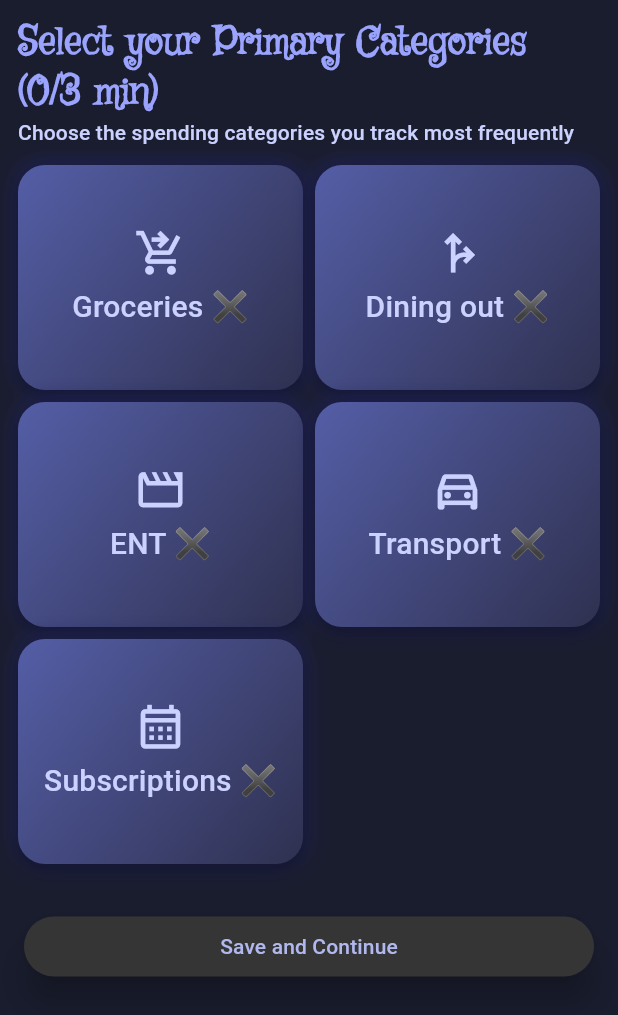
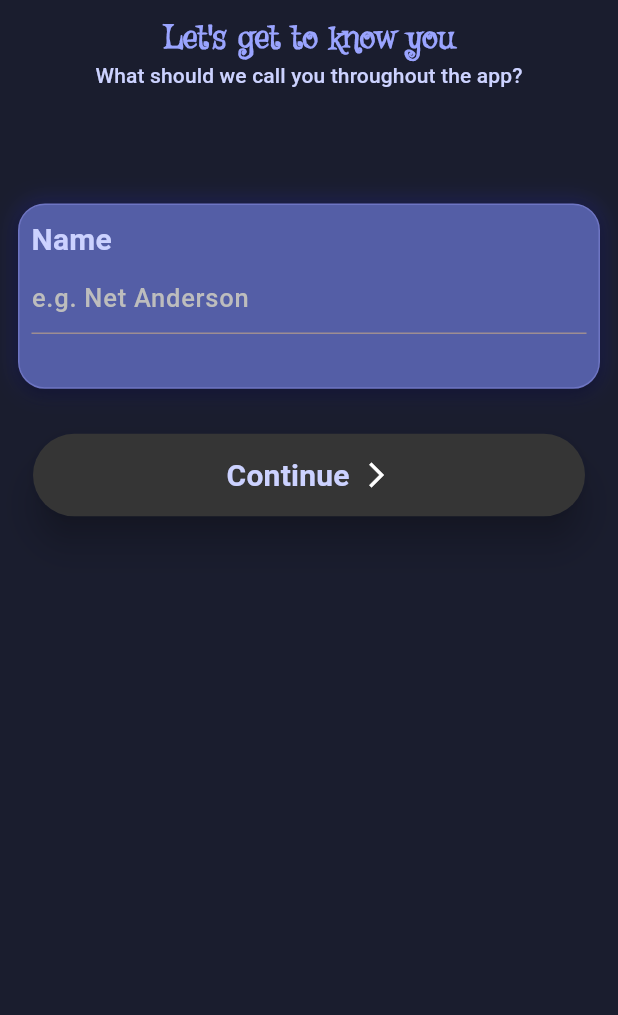
Before and after one commit to neal-core/vellio, a Flutter app: the screen it shows after launch, on a phone screen of 412 x 824 dp. Shown: the top 1015 px of the screen. Run offline on Flutter 3.47's test engine with Material 3 defaults, Android fonts, the phone set to English and light mode, and no system bars; our stand-ins replace flutter_secure_storage; missing offline and left inert: encrypt; Roboto replaces fonts that are missing (EduVic).

Commit message:
feat(ETVL-1726): added name input screen
replaced the initial onboarding page with a new page where users input their name

```diff
--- a/lib/main.dart
+++ b/lib/main.dart
@@ -1,14 +1,21 @@
 import "package:flutter/material.dart";
+import "package:vellio/screens/dashboard_screen.dart";
+import "package:vellio/screens/name_input_screen.dart";
 import "package:vellio/screens/onboarding.dart";
-import "package:vellio/screens/track_method_screen.dart";
+import "package:vellio/services/onboarding_data_manager.dart";
 import "package:vellio/themes/themes.dart";
 
-void main() {
-  runApp(MainScreen());
+void main() async {
+  WidgetsFlutterBinding.ensureInitialized();
+  final OnboardingDataManager datamanager = OnboardingDataManager();
+  final userdata = await datamanager.readFile();
+  bool syncComplete = userdata != null ? true : false;
+  runApp(MainScreen(syncComplete: syncComplete));
 }
 
 class MainScreen extends StatelessWidget {
-  const MainScreen({super.key});
+  final bool syncComplete;
+  const MainScreen({super.key, required this.syncComplete});
   @override
   Widget build(BuildContext context) {
     return ValueListenableBuilder<ThemeMode>(
@@ -19,7 +26,7 @@ class MainScreen extends StatelessWidget {
           theme: lightTheme,
           darkTheme: darkTheme,
           themeMode: currentMode,
-          home: const Onboarding(),
+          home: const NameInput(),
           initialRoute: '/',
         );
       },
--- /dev/null
+++ b/lib/screens/name_input_screen.dart
@@ -0,0 +1,132 @@
+import 'package:flutter/material.dart';
+import 'package:flutter/services.dart';
+
+class NameInput extends StatefulWidget {
+  const NameInput({super.key});
+  @override
+  State<NameInput> createState() => _NameState();
+}
+
+class _NameState extends State<NameInput> {
+  final TextEditingController _nameController = TextEditingController();
+  late String finalName = "";
+  void NameSaver(String name) {
+    setState(() {
+      finalName = _nameController.text;
+    });
+  }
+  @override
+  Widget build(BuildContext context) {
+    return Scaffold(
+      body: SafeArea(
+        child: SizedBox(
+          width: double.infinity,
+          height: double.infinity,
+          child: Padding(
+            padding: EdgeInsets.all(12.0),
+            child: Column(
+              children: [
+                SizedBox(
+                  width: double.infinity,
+                  height: (MediaQuery.of(context).size.height * 0.15),
+                  child: Column(
+                    crossAxisAlignment: CrossAxisAlignment.center,
+                    children: [
+                      Text(
+                        "Let's get to know you",
+                        style: Theme.of(context).textTheme.titleLarge,
+                      ),
+                      Text(
+                        "What should we call you throughout the app?",
+                        style: Theme.of(context).textTheme.titleSmall,
+                      ),
+                    ],
+                  ),
+                ),
+                Container(
+                  width: double.infinity,
+                  height: MediaQuery.of(context).size.height * 0.15,
+                  alignment: AlignmentGeometry.center,
+                  decoration: BoxDecoration(
+                    color: Color(0xFF545EA6),
+                    borderRadius: BorderRadius.circular(18.0),
+                    boxShadow: [
+                      BoxShadow(
+                        color: const Color(0xE2202361),
+                        blurRadius: 12,
+                        spreadRadius: 1,
+                      ),
+                      BoxShadow(
+                        color: Color(0X59000000),
+                        blurRadius: 8,
+                        offset: const Offset(0, 4),
+                      ),
+                    ],
+                    border: Border.all(
+                      color: const Color(0xFF6E75C3),
+                      width: 1,
+                    ),
+                  ),
+                  child: Padding(
+                    padding: const EdgeInsets.all(8.0),
+                    child: Column(
+                      children: [
+                        Align(
+                          alignment: AlignmentGeometry.centerLeft,
+                          child: Text(
+                            "Name",
+                            style: Theme.of(context).textTheme.titleMedium,
+                          ),
+                        ),
+                        TextField(
+                          controller: _nameController,
+                          onChanged: NameSaver,
+                          textCapitalization: TextCapitalization.words,
+                          inputFormatters: [
+                            FilteringTextInputFormatter.allow(RegExp(r"^[a-zA-Z\s\'\-]{1,30}$"))
+                          ],
+                          style: Theme.of(context).textTheme.labelLarge,
+                          keyboardType: TextInputType.name,
+                          decoration: InputDecoration(
+                            hintText: "e.g. Net Anderson",
+                            hintStyle: Theme.of(context).textTheme.labelSmall
+                          ),
+                        ),
+                      ],
+                    ),
+                  ),
+                ),
+                SizedBox(height: 20),
+                SizedBox(
+                  width: double.infinity,
+                  height: 75,
+                  child: Padding(
+                    padding: const EdgeInsets.all(10.0),
+                    child: ElevatedButton(
+                      onPressed: finalName.isNotEmpty ? () => print("Name inputted") : null,
+                      child: Row(
+                        mainAxisAlignment: MainAxisAlignment.center,
+                        children: [
+                          Text(
+                            "Continue",
+                            style: Theme.of(context).textTheme.titleMedium,
+                          ),
+                          SizedBox(width: 8),
+                          Icon(
+                            Icons.arrow_forward_ios,
+                            color: Colors.white,
+                            size: 20,
+                          ),
+                        ],
+                      ),
+                    ),
+                  ),
+                ),
+              ],
+            ),
+          ),
+        ),
+      ),
+    );
+  }
+}
--- a/lib/screens/onboarding.dart
+++ b/lib/screens/onboarding.dart
@@ -19,7 +19,7 @@ class _OnboardingState extends State<Onboarding> {
       left: true,
       right: true,
       child: SizedBox(
-        width: double.infinity,
+        width: MediaQuery.of(context).size.width,
         height: double.infinity,
         child: Scaffold(
           body: Column(
--- a/lib/themes/themes.dart
+++ b/lib/themes/themes.dart
@@ -9,20 +9,21 @@ final ThemeData lightTheme = ThemeData(
     brightness: Brightness.light,
   ),
   scaffoldBackgroundColor: const Color(0xFFF8F9FF),
-  textTheme: const TextTheme(
-    titleLarge: TextStyle(
+  textTheme: TextTheme(
+    titleLarge: const TextStyle(
       fontSize: 26,
       fontFamily: "Griffy",
       fontWeight: FontWeight.bold,
       color: Color(0xFF005AC1),
     ),
-    titleMedium: TextStyle(
+    titleMedium: const TextStyle(
       fontSize: 20,
       fontFamily: "EduVic",
       fontWeight: FontWeight.w500,
       color: Color(0xFF1B1B1F),
     ),
-    titleSmall: TextStyle(fontSize: 14, color: Color(0xFF44474E)),
+    titleSmall: const TextStyle(fontSize: 14, color: Color(0xFF44474E)),
+    labelSmall: TextStyle(color: Colors.grey[600], fontSize: 17)
   ),
   cardTheme: const CardThemeData(
     color: Colors.white,
@@ -50,20 +51,26 @@ final ThemeData darkTheme = ThemeData(
     brightness: Brightness.dark,
   ),
   scaffoldBackgroundColor: Color(0xFF1A1D2E),
-  textTheme: const TextTheme(
-    titleLarge: TextStyle(
-      fontSize: 26,
+  textTheme: TextTheme(
+    titleLarge: const TextStyle(
+      fontSize: 22,
       fontFamily: "Griffy",
       fontWeight: FontWeight.bold,
       color: Color(0xFF9AA4FF),
     ),
-    titleMedium: TextStyle(
+    titleMedium: const TextStyle(
       fontSize: 20,
-      fontWeight: FontWeight.w500,
+      fontWeight: FontWeight.w600,
       fontFamily: "EduVic",
       color: Color(0xFFCCD2FF),
     ),
-    titleSmall: TextStyle(fontSize: 14, color: Color(0xFFCCD2FF)),
+    titleSmall: const TextStyle(fontSize: 14, color: Color(0xFFCCD2FF)),
+    labelLarge: const TextStyle(
+      fontSize: 18,
+      fontWeight: FontWeight.w600,
+      color: Color(0xFFCCD2FF),
+    ),
+    labelSmall: TextStyle(color: Colors.grey[400], fontSize: 17),
   ),
   cardTheme: CardThemeData(
     color: Color(0xFF545EA6),
--- a/pubspec.yaml
+++ b/pubspec.yaml
@@ -35,6 +35,9 @@ dependencies:
   # Use with the CupertinoIcons class for iOS style icons.
   cupertino_icons: ^1.0.8
   flutter_launcher_icons: ^0.14.4
+  path_provider: ^2.1.6
+  flutter_secure_storage: ^9.0.0
+  encrypt: ^5.0.3
 
 dev_dependencies:
   flutter_test:
```
Also changed, not shown: lib/screens/budget_screen.dart (+23 -6 lines), lib/screens/dashboard_screen.dart (added, +50 -0 lines), lib/services/onboarding_data_manager.dart (added, +66 -0 lines), pubspec.lock, 6 other files.
